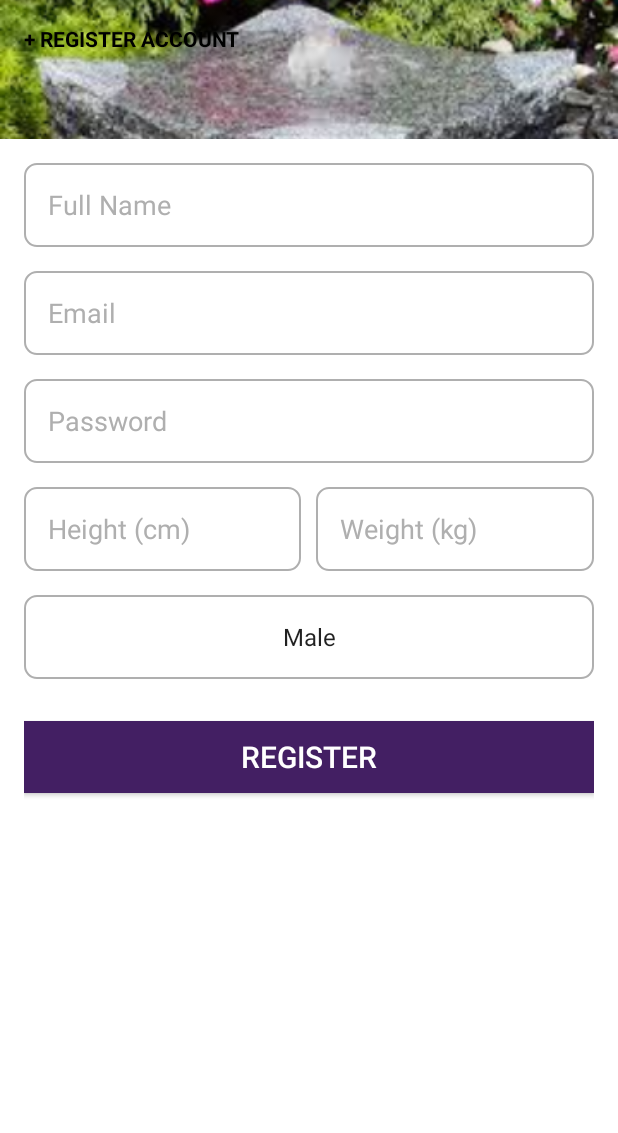
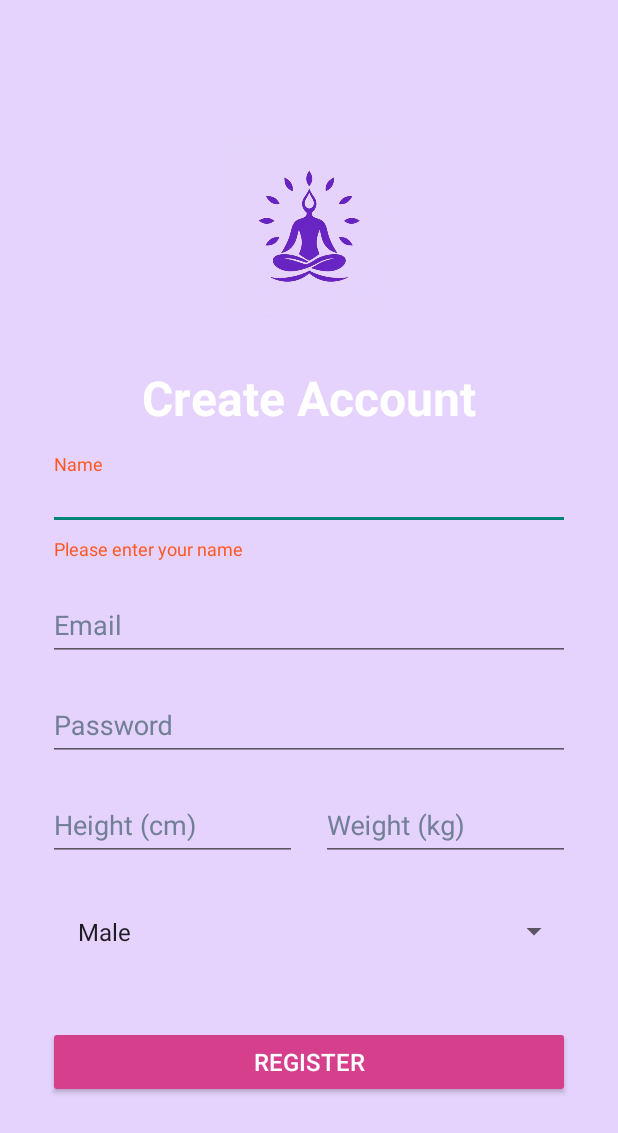
Before and after one commit to dragomirz/FitnessAplication, an Android app: the RegisterActivity screen opened directly, with no data from a screen before it, after a tap on "REGISTER", on a phone screen of 412 x 824 dp. Shown: the top 1133 px of the screen. Run offline under Robolectric (Android 15) with nearby library versions, the phone set to English and light mode, and no system bars.

Commit message:
added styling login and register

```diff
--- a/app/src/main/java/com/fitness/fitnessapplication/RegisterActivity.java
+++ b/app/src/main/java/com/fitness/fitnessapplication/RegisterActivity.java
@@ -1,25 +1,25 @@
 package com.fitness.fitnessapplication;
+
 import android.os.Bundle;
 import android.view.View;
 import android.widget.ArrayAdapter;
 import android.widget.Button;
-import android.widget.EditText;
 import android.widget.Spinner;
 import android.widget.Toast;
-
 import androidx.appcompat.app.AppCompatActivity;
-
 import com.fitness.fitnessapplication.DataModels.RegisterResponse;
 import com.fitness.fitnessapplication.DataModels.User;
 import com.fitness.fitnessapplication.RetroFit.ApiClient;
-
+import com.google.android.material.textfield.TextInputEditText;
+import com.google.android.material.textfield.TextInputLayout;
 import retrofit2.Call;
 import retrofit2.Callback;
 import retrofit2.Response;
 
 public class RegisterActivity extends AppCompatActivity {
 
-    private EditText edtName, edtEmail, edtPassword, edtHeight, edtWeight;
+    private TextInputEditText edtName, edtEmail, edtPassword, edtHeight, edtWeight;
+    private TextInputLayout nameInputLayout, emailInputLayout, passwordInputLayout, heightInputLayout, weightInputLayout;
     private Spinner spinnerGender;
     private Button btnRegister;
 
@@ -28,6 +28,11 @@ public class RegisterActivity extends AppCompatActivity {
         super.onCreate(savedInstanceState);
         setContentView(R.layout.register_activity);
 
+        nameInputLayout = findViewById(R.id.name_input_layout);
+        emailInputLayout = findViewById(R.id.email_input_layout);
+        passwordInputLayout = findViewById(R.id.password_input_layout);
+        heightInputLayout = findViewById(R.id.height_input_layout);
+        weightInputLayout = findViewById(R.id.weight_input_layout);
         edtName = findViewById(R.id.edt_name);
         edtEmail = findViewById(R.id.edt_email);
         edtPassword = findViewById(R.id.edt_password);
@@ -41,23 +46,63 @@ public class RegisterActivity extends AppCompatActivity {
         adapter.setDropDownViewResource(android.R.layout.simple_spinner_dropdown_item);
         spinnerGender.setAdapter(adapter);
 
-        btnRegister.setOnClickListener(new View.OnClickListener() {
-            @Override
-            public void onClick(View v) {
-                registerUser();
-            }
-        });
+        btnRegister.setOnClickListener(v -> registerUser());
     }
 
     private void registerUser() {
-        String name = edtName.getText().toString();
-        String email = edtEmail.getText().toString();
-        String password = edtPassword.getText().toString();
-        String height = edtHeight.getText().toString();
-        String weight = edtWeight.getText().toString();
+        // Reset error states
+        nameInputLayout.setError(null);
+        emailInputLayout.setError(null);
+        passwordInputLayout.setError(null);
+        heightInputLayout.setError(null);
+        weightInputLayout.setError(null);
+
+        String name = edtName.getText().toString().trim();
+        String email = edtEmail.getText().toString().trim();
+        String password = edtPassword.getText().toString().trim();
+        String heightStr = edtHeight.getText().toString().trim();
+        String weightStr = edtWeight.getText().toString().trim();
         String gender = spinnerGender.getSelectedItem().toString();
 
-        User user = new User(email, password, name, height, gender, weight);
+        if (name.isEmpty()) {
+            nameInputLayout.setError("Please enter your name");
+            return;
+        }
+
+        if (email.isEmpty()) {
+            emailInputLayout.setError("Please enter your email");
+            return;
+        }
+
+        if (password.isEmpty()) {
+            passwordInputLayout.setError("Please enter your password");
+            return;
+        }
+
+        float height, weight;
+        try {
+            height = Float.parseFloat(heightStr);
+            if (height <= 0) {
+                heightInputLayout.setError("Height must be positive");
+                return;
+            }
+        } catch (NumberFormatException e) {
+            heightInputLayout.setError("Invalid height");
+            return;
+        }
+
+        try {
+            weight = Float.parseFloat(weightStr);
+            if (weight <= 0) {
+                weightInputLayout.setError("Weight must be positive");
+                return;
+            }
+        } catch (NumberFormatException e) {
+            weightInputLayout.setError("Invalid weight");
+            return;
+        }
+
+        User user = new User(email, password, name, heightStr, gender, weightStr);
 
         Call<RegisterResponse> call = ApiClient.getApiService(this).registerUser(user);
         call.enqueue(new Callback<RegisterResponse>() {
@@ -66,7 +111,7 @@ public class RegisterActivity extends AppCompatActivity {
                 if (response.isSuccessful() && response.body() != null) {
                     RegisterResponse registerResponse = response.body();
                     Toast.makeText(RegisterActivity.this, registerResponse.getMessage(), Toast.LENGTH_SHORT).show();
-                    finish(); // Close the activity after successful registration.
+                    finish(); // Return to MainActivity
                 } else {
                     Toast.makeText(RegisterActivity.this, "Registration failed", Toast.LENGTH_SHORT).show();
                 }
--- a/app/src/main/res/layout/register_activity.xml
+++ b/app/src/main/res/layout/register_activity.xml
@@ -1,148 +1,183 @@
 <?xml version="1.0" encoding="utf-8"?>
 <LinearLayout xmlns:android="http://schemas.android.com/apk/res/android"
     xmlns:app="http://schemas.android.com/apk/res-auto"
-    xmlns:tools="http://schemas.android.com/tools"
     android:layout_width="match_parent"
     android:layout_height="match_parent"
     android:orientation="vertical"
-    android:fitsSystemWindows="true"
-    tools:context=".RegisterActivity">
+    android:background="@drawable/gradient"
+    android:gravity="center"
+    android:padding="32dp">
 
-    <!-- Top Section with Image and Register Title -->
-    <FrameLayout
-        android:layout_width="match_parent"
-        android:layout_height="0dp"
-        android:layout_weight="1">
+    <!-- App Logo -->
+    <ImageView
+        android:layout_width="120dp"
+        android:layout_height="120dp"
+        android:src="@drawable/icon"
+    android:layout_marginBottom="32dp" />
 
-        <!-- Background ImageView (Not stretched) -->
-        <ImageView
+    <!-- Title -->
+    <TextView
+        android:layout_width="wrap_content"
+        android:layout_height="wrap_content"
+        android:text="Create Account"
+        android:textSize="32sp"
+        android:textColor="@color/buttonText"
+        android:textStyle="bold"
+        android:layout_marginBottom="16dp" />
+
+    <!-- Name Input -->
+    <com.google.android.material.textfield.TextInputLayout
+        android:id="@+id/name_input_layout"
         android:layout_width="match_parent"
         android:layout_height="wrap_content"
-            android:contentDescription="background"
-            android:scaleType="centerCrop"
-            android:src="@drawable/background" />
+        android:hint="Name"
+        android:textColorHint="@color/textSecondary"
+        app:boxBackgroundMode="outline"
+        app:boxStrokeColor="@color/colorPrimary"
+        app:boxCornerRadiusBottomEnd="8dp"
+        app:boxCornerRadiusBottomStart="8dp"
+        app:boxCornerRadiusTopEnd="8dp"
+        app:boxCornerRadiusTopStart="8dp">
 
-        <!-- Register Account TextView -->
-        <TextView
-            android:id="@+id/txt_register"
-            android:layout_width="wrap_content"
+        <com.google.android.material.textfield.TextInputEditText
+            android:id="@+id/edt_name"
+            android:layout_width="match_parent"
             android:layout_height="wrap_content"
-            android:layout_margin="16dp"
-            android:text="+ REGISTER ACCOUNT"
-            android:textColor="@color/colorText"
-            android:textStyle="bold" />
-    </FrameLayout>
+            android:textColor="@color/textPrimary" />
+    </com.google.android.material.textfield.TextInputLayout>
 
-    <!-- Form Section -->
+    <!-- Email Input -->
+    <com.google.android.material.textfield.TextInputLayout
+        android:id="@+id/email_input_layout"
+        android:layout_width="match_parent"
+        android:layout_height="wrap_content"
+        android:layout_marginTop="16dp"
+        android:hint="Email"
+        android:textColorHint="@color/textSecondary"
+        app:boxBackgroundMode="outline"
+        app:boxStrokeColor="@color/colorPrimary"
+        app:boxCornerRadiusBottomEnd="8dp"
+        app:boxCornerRadiusBottomStart="8dp"
+        app:boxCornerRadiusTopEnd="8dp"
+        app:boxCornerRadiusTopStart="8dp">
+
+        <com.google.android.material.textfield.TextInputEditText
+            android:id="@+id/edt_email"
+            android:layout_width="match_parent"
+            android:layout_height="wrap_content"
+            android:inputType="textEmailAddress"
+            android:textColor="@color/textPrimary" />
+    </com.google.android.material.textfield.TextInputLayout>
+
+    <!-- Password Input -->
+    <com.google.android.material.textfield.TextInputLayout
+        android:id="@+id/password_input_layout"
+        android:layout_width="match_parent"
+        android:layout_height="wrap_content"
+        android:layout_marginTop="16dp"
+        android:hint="Password"
+        android:textColorHint="@color/textSecondary"
+        app:boxBackgroundMode="outline"
+        app:boxStrokeColor="@color/colorPrimary"
+        app:boxCornerRadiusBottomEnd="8dp"
+        app:boxCornerRadiusBottomStart="8dp"
+        app:boxCornerRadiusTopEnd="8dp"
+        app:boxCornerRadiusTopStart="8dp">
+
+        <com.google.android.material.textfield.TextInputEditText
+            android:id="@+id/edt_password"
+            android:layout_width="match_parent"
+            android:layout_height="wrap_content"
+            android:inputType="textPassword"
+            android:textColor="@color/textPrimary" />
+    </com.google.android.material.textfield.TextInputLayout>
+
+    <!-- Height and Weight on the Same Row -->
     <LinearLayout
         android:layout_width="match_parent"
         android:layout_height="wrap_content"
-        android:background="@color/colorBackground"
-        android:orientation="vertical"
-        android:padding="16dp"
-        android:layout_weight="3">
+        android:layout_marginTop="16dp"
+        android:orientation="horizontal"
+        android:weightSum="2">
 
-        <!-- Name Input -->
-        <EditText
-            android:id="@+id/edt_name"
-            android:layout_width="match_parent"
-            android:layout_height="56dp"
-            android:background="@drawable/edit_text_background"
-            android:hint="Full Name"
-            android:inputType="textPersonName"
-            android:paddingStart="16dp"
-            android:paddingEnd="16dp"
-            android:textColor="@color/myTextColor"
-            android:textColorHint="@color/myTextColor"
-            android:layout_marginBottom="16dp"/>
+        <!-- Height Input -->
+        <com.google.android.material.textfield.TextInputLayout
+            android:id="@+id/height_input_layout"
+            android:layout_width="0dp"
+            android:layout_height="wrap_content"
+            android:layout_weight="1"
+            android:hint="Height (cm)"
+            android:textColorHint="@color/textSecondary"
+            app:boxBackgroundMode="outline"
+            app:boxStrokeColor="@color/colorPrimary"
+            app:boxCornerRadiusBottomEnd="8dp"
+            app:boxCornerRadiusBottomStart="8dp"
+            app:boxCornerRadiusTopEnd="8dp"
+            app:boxCornerRadiusTopStart="8dp"
+            android:layout_marginEnd="8dp">
 
-        <!-- Email Input -->
-        <EditText
-            android:id="@+id/edt_email"
-            android:layout_width="match_parent"
-            android:layout_height="56dp"
-            android:background="@drawable/edit_text_background"
-            android:hint="Email"
-            android:inputType="textEmailAddress"
-            android:paddingStart="16dp"
-            android:paddingEnd="16dp"
-            android:textColor="@color/myTextColor"
-            android:textColorHint="@color/myTextColor"
-            android:layout_marginBottom="16dp"/>
-
-        <!-- Password Input -->
-        <EditText
-            android:id="@+id/edt_password"
-            android:layout_width="match_parent"
-            android:layout_height="56dp"
-            android:background="@drawable/edit_text_background"
-            android:hint="Password"
-            android:inputType="textPassword"
-            android:paddingStart="16dp"
-            android:paddingEnd="16dp"
-            android:textColor="@color/myTextColor"
-            android:textColorHint="@color/myTextColor"
-            android:layout_marginBottom="16dp"/>
-
-        <!-- Row: Height & Weight -->
-        <LinearLayout
+            <com.google.android.material.textfield.TextInputEditText
+                android:id="@+id/edt_height"
                 android:layout_width="match_parent"
                 android:layout_height="wrap_content"
-            android:orientation="horizontal"
-            android:weightSum="2"
-            android:layout_marginBottom="16dp">
-
-            <!-- Height Input -->
-            <EditText
-                android:id="@+id/edt_height"
-                android:layout_width="0dp"
-                android:layout_weight="1"
-                android:layout_height="56dp"
-                android:background="@drawable/edit_text_background"
-                android:hint="Height (cm)"
-                android:inputType="number"
-                android:paddingStart="16dp"
-                android:paddingEnd="16dp"
-                android:textColor="@color/myTextColor"
-                android:textColorHint="@color/myTextColor"
-                android:layout_marginEnd="10dp"/>
+                android:inputType="numberDecimal"
+                android:textColor="@color/textPrimary" />
+        </com.google.android.material.textfield.TextInputLayout>
 
         <!-- Weight Input -->
-            <EditText
+        <com.google.android.material.textfield.TextInputLayout
+            android:id="@+id/weight_input_layout"
+            android:layout_width="0dp"
+            android:layout_height="wrap_content"
+            android:layout_weight="1"
+            android:hint="Weight (kg)"
+            android:textColorHint="@color/textSecondary"
+            app:boxBackgroundMode="outline"
+            app:boxStrokeColor="@color/colorPrimary"
+            app:boxCornerRadiusBottomEnd="8dp"
+            app:boxCornerRadiusBottomStart="8dp"
+            app:boxCornerRadiusTopEnd="8dp"
+            app:boxCornerRadiusTopStart="8dp"
+            android:layout_marginStart="8dp">
+
+            <com.google.android.material.textfield.TextInputEditText
                 android:id="@+id/edt_weight"
-                android:layout_width="0dp"
-                android:layout_weight="1"
-                android:layout_height="56dp"
-                android:background="@drawable/edit_text_background"
-                android:hint="Weight (kg)"
-                android:inputType="number"
-                android:paddingStart="16dp"
-                android:paddingEnd="16dp"
-                android:textColor="@color/myTextColor"
-                android:textColorHint="@color/myTextColor"/>
+                android:layout_width="match_parent"
+                android:layout_height="wrap_content"
+                android:inputType="numberDecimal"
+                android:textColor="@color/textPrimary" />
+        </com.google.android.material.textfield.TextInputLayout>
     </LinearLayout>
 
-        <!-- Gender Dropdown -->
+    <!-- Styled Gender Spinner -->
+    <com.google.android.material.textfield.TextInputLayout
+        android:layout_width="match_parent"
+        android:layout_height="wrap_content"
+        android:layout_marginTop="16dp"
+        android:hint="Gender"
+        android:textColorHint="@color/textSecondary"
+        app:boxBackgroundMode="outline"
+        app:boxStrokeColor="@color/colorPrimary"
+        app:boxCornerRadiusBottomEnd="12dp"
+        app:boxCornerRadiusBottomStart="12dp"
+        app:boxCornerRadiusTopEnd="12dp"
+        app:boxCornerRadiusTopStart="12dp"
+        app:boxBackgroundColor="@color/cardBackground">
+
         <Spinner
             android:id="@+id/spinner_gender"
             android:layout_width="match_parent"
-            android:layout_height="56dp"
-            android:background="@drawable/edit_text_background"
-            android:paddingStart="16dp"
-            android:paddingEnd="16dp"
-            android:textAlignment="center"
-            android:layout_marginBottom="20dp"/>
+            android:layout_height="62dp"
+            android:padding="12dp"
+            android:spinnerMode="dropdown" />
+    </com.google.android.material.textfield.TextInputLayout>
 
     <!-- Register Button -->
     <Button
         android:id="@+id/button_register"
+        style="@style/RoundedButton"
         android:layout_width="match_parent"
-            android:layout_height="wrap_content"
-            android:layout_marginTop="8dp"
-            android:background="#431f63"
+        android:layout_marginTop="32dp"
         android:text="Register"
-            android:textSize="20sp"
-            android:textColor="@android:color/white"
-            style="@style/Widget.AppCompat.Button"/>
+        android:backgroundTint="@color/colorSecondary" />
 </LinearLayout>
-</LinearLayout>
--- a/app/src/main/res/values/colors.xml
+++ b/app/src/main/res/values/colors.xml
@@ -1,9 +1,14 @@
 <?xml version="1.0" encoding="utf-8"?>
 <resources>
-    <color name="colorPrimary">#6200EE</color>
-    <color name="colorPrimaryDark">#3700B3</color>
-    <color name="colorAccent">#03DAC5</color>
+    <color name="colorPrimary">#6B46C1</color>
+    <color name="colorSecondary">#D53F8C</color>
+    <color name="background">#F7FAFC</color>
+    <color name="cardBackground">#FFFFFF</color>
+    <color name="textPrimary">#2D3748</color>
+    <color name="textSecondary">#718096</color>
+    <color name="buttonText">#FFFFFF</color>
+    <color name="myTextColor">#FFFFFF</color>
+    <color name="colorText">#FFFFFF</color>
     <color name="colorBackground">#FFFFFF</color>
-    <color name="colorText">#000000</color>
-    <color name="myTextColor">#AFAFAF</color>
+
 </resources>
--- a/app/src/main/res/values/themes.xml
+++ b/app/src/main/res/values/themes.xml
@@ -1,23 +1,23 @@
-<?xml version="1.0" encoding="utf-8"?>
+<!-- res/values/styles.xml -->
 <resources>
-
-    <!-- Base theme -->
-    <style name="AppTheme" parent="Theme.AppCompat.Light.NoActionBar">
-        <!-- Customize your theme here -->
+    <!-- Base application theme -->
+    <style name="AppTheme" parent="Theme.AppCompat.Light.DarkActionBar">
+        <item name="android:windowBackground">@color/background</item>
         <item name="colorPrimary">@color/colorPrimary</item>
-        <item name="colorPrimaryDark">@color/colorPrimaryDark</item>
-        <item name="colorAccent">@color/colorAccent</item>
-        <item name="android:textColor">@color/colorText</item>
-        <item name="android:windowBackground">@color/colorBackground</item>
-        <item name="windowNoTitle">true</item>
-        <item name="android:windowFullscreen">true</item>
+        <item name="colorPrimaryDark">@color/colorSecondary</item>
+        <item name="android:textColorPrimary">@color/textPrimary</item>
+        <item name="android:textColorSecondary">@color/textSecondary</item>
     </style>
 
-    <!-- Custom Button Style -->
-    <style name="CustomButtonStyle">
-        <item name="android:background">@color/colorAccent</item>
-        <item name="android:textColor">@android:color/white</item>
-        <item name="android:padding">@dimen/padding_medium</item>
+    <!-- Custom button style -->
+    <style name="RoundedButton">
+        <item name="android:layout_width">match_parent</item>
+        <item name="android:layout_height">48dp</item>
+        <item name="android:backgroundTint">@color/colorPrimary</item>
+        <item name="android:textColor">@color/buttonText</item>
+        <item name="android:textSize">16sp</item>
+        <item name="android:gravity">center</item>
+        <item name="android:padding">8dp</item>
+        <item name="android:buttonCornerRadius">24dp</item>
     </style>
-
 </resources>
```
Also changed, not shown: app/src/main/java/com/fitness/fitnessapplication/MainActivity.java (+27 -28 lines), app/src/main/res/layout/activity_main.xml (+78 -66 lines), app/src/main/res/drawable/gradient.jpeg (added), app/src/main/res/drawable/ic_app_logo.jpg (added), app/src/main/res/drawable/icon.jpg (added). Lines whose indentation alone changed are shown as unchanged.
